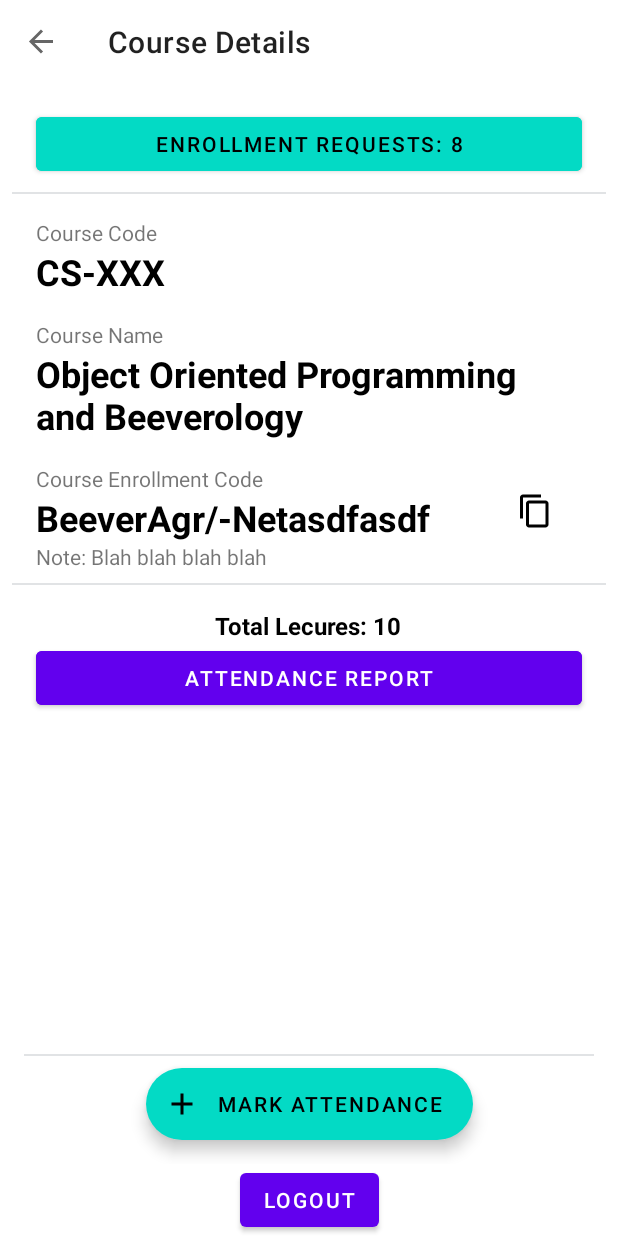
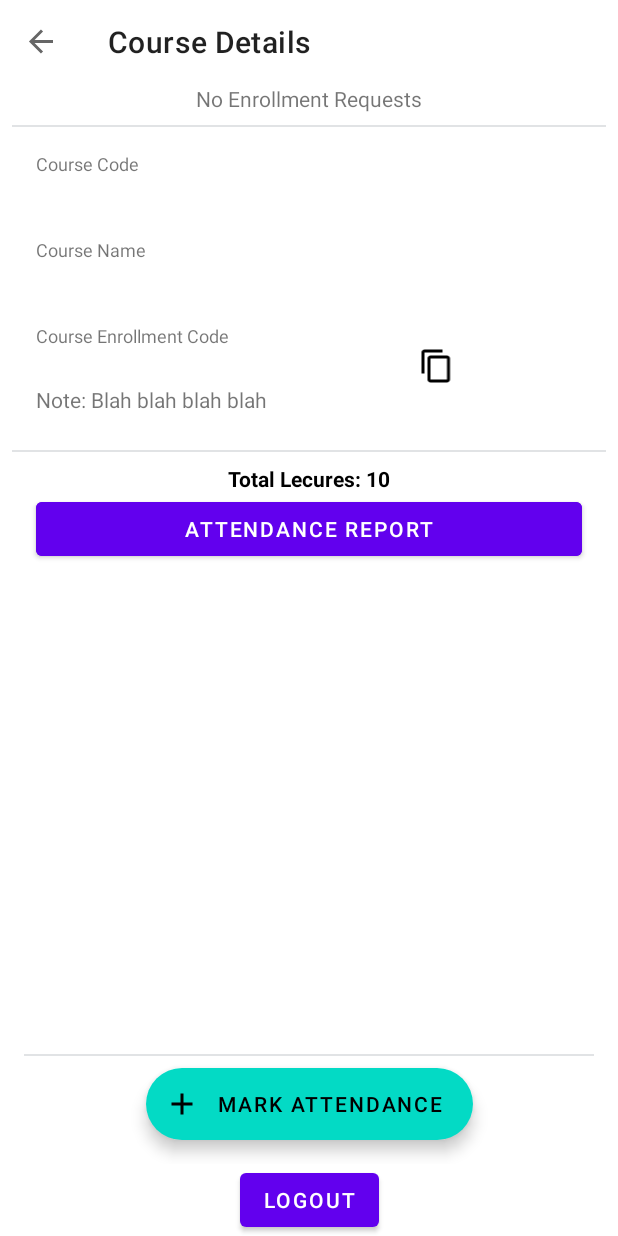
Before and after one commit to Abizer-R/Teach_Jr, an Android app: the ProfCourseDetailsFragment screen opened through its navigation route, on a phone screen of 412 x 824 dp. Run offline under Robolectric (Android 15) with nearby library versions, the phone set to English and light mode, and no system bars; our stand-ins replace Dagger/Hilt's generated code, Firebase (no records; nobody signed in at launch, a user with empty details on screens opened directly), navigation-ui; 1 statement that could not run was skipped.

Commit message:
Prof: Course Detail fragment implemented

```diff
--- a/app/build.gradle
+++ b/app/build.gradle
@@ -5,6 +5,10 @@ plugins {
     id 'kotlin-kapt'
     id("com.google.dagger.hilt.android")
     id 'com.google.gms.google-services'
+
+    // parcelize
+    id("kotlin-parcelize")
+
 }
 
 android {
--- a/app/src/main/java/com/example/teachjr/data/model/CourseDocument.kt
+++ b/app/src/main/java/com/example/teachjr/data/model/CourseDocument.kt
@@ -1,6 +1,10 @@
 package com.example.teachjr.data.model
 
+import com.google.firebase.database.Exclude
+
 data class CourseDocument constructor(
+    @Exclude
+    var courseId: String? = null,
     val courseCode: String? = "",
     val courseName: String? = "",
     val profId: String? = "",
--- a/app/src/main/java/com/example/teachjr/ui/adapters/CourseListAdapter.kt
+++ b/app/src/main/java/com/example/teachjr/ui/adapters/CourseListAdapter.kt
@@ -8,7 +8,9 @@ import androidx.recyclerview.widget.RecyclerView
 import com.example.teachjr.R
 import com.example.teachjr.data.model.RvCourseListItem
 
-class CourseListAdapter(): RecyclerView.Adapter<CourseListAdapter.CourseViewHolder>() {
+class CourseListAdapter(
+    private val onItemClicked: (RvCourseListItem) -> Unit
+): RecyclerView.Adapter<CourseListAdapter.CourseViewHolder>() {
 
     private var courses: List<RvCourseListItem> = ArrayList()
 
@@ -22,6 +24,9 @@ class CourseListAdapter(): RecyclerView.Adapter<CourseListAdapter.CourseViewHold
         holder.apply {
             tvCourseCode.text = courses[position].courseCode
             tvCourseName.text = courses[position].courseName
+            holder.itemView.setOnClickListener {
+                onItemClicked.invoke(courses[position])
+            }
         }
     }
 
@@ -37,5 +42,6 @@ class CourseListAdapter(): RecyclerView.Adapter<CourseListAdapter.CourseViewHold
     class CourseViewHolder(itemView: View) : RecyclerView.ViewHolder(itemView) {
         var tvCourseCode = itemView.findViewById<TextView>(R.id.tvCourseCode)
         var tvCourseName = itemView.findViewById<TextView>(R.id.tvCourseName)
+
     }
 }
--- a/app/src/main/java/com/example/teachjr/ui/professor/profFragments/ProfCourseDetailsFragment.kt
+++ b/app/src/main/java/com/example/teachjr/ui/professor/profFragments/ProfCourseDetailsFragment.kt
@@ -1,16 +1,41 @@
 package com.example.teachjr.ui.professor.profFragments
 
+import android.R.attr.label
+import android.content.ClipData
+import android.content.ClipboardManager
+import android.content.Context.CLIPBOARD_SERVICE
 import android.os.Bundle
-import androidx.fragment.app.Fragment
+import android.util.Log
 import android.view.LayoutInflater
 import android.view.View
 import android.view.ViewGroup
+import android.widget.Toast
+import androidx.core.content.ContextCompat.getSystemService
+import androidx.core.content.getSystemService
+import androidx.fragment.app.Fragment
+import androidx.fragment.app.activityViewModels
+import androidx.navigation.fragment.findNavController
 import com.example.teachjr.R
+import com.example.teachjr.data.model.LecturesDocument
 import com.example.teachjr.databinding.FragmentProfCourseDetailsBinding
+import com.example.teachjr.ui.viewmodels.ProfViewModel
+import com.example.teachjr.utils.FirebasePaths
+import com.example.teachjr.utils.Response
+import dagger.hilt.android.AndroidEntryPoint
 
+
+@AndroidEntryPoint
 class ProfCourseDetailsFragment : Fragment() {
 
+    private val TAG = ProfCourseCreateFragment::class.java.simpleName
     private lateinit var binding: FragmentProfCourseDetailsBinding
+    private val profViewModel by activityViewModels<ProfViewModel>()
+
+    private var courseId: String? = null
+    private var courseCode: String? = null
+    private var courseName: String? = null
+
+    private var lecDoc: LecturesDocument? = null
 
     override fun onCreateView(
         inflater: LayoutInflater, container: ViewGroup?,
@@ -20,4 +45,47 @@ class ProfCourseDetailsFragment : Fragment() {
         return binding.root
     }
 
+    override fun onViewCreated(view: View, savedInstanceState: Bundle?) {
+        super.onViewCreated(view, savedInstanceState)
+
+        initialSetup()
+        profViewModel.getLectureDoc(courseId!!)
+    }
+
+    private fun initialSetup() {
+        courseCode = arguments?.getString(FirebasePaths.COURSE_CODE)
+        binding.tvCourseCode.text = courseCode
+
+        courseName = arguments?.getString(FirebasePaths.COURSE_NAME)
+        binding.tvCourseName.text = courseName
+
+        courseId = arguments?.getString(FirebasePaths.COURSE_ID)
+        binding.tvCourseLink.text = courseId
+
+        binding.layoutCourseLink.setOnClickListener {
+            val clipboardManager = context?.getSystemService(CLIPBOARD_SERVICE) as ClipboardManager
+            clipboardManager.setPrimaryClip(ClipData.newPlainText("CourseId", courseId))
+            Toast.makeText(context, "Copied to clipboard", Toast.LENGTH_SHORT).show()
+        }
+
+        binding.btnAtdReport.setOnClickListener {
+            findNavController().navigate(R.id.action_profCourseDetailsFragment_to_profAtdReportFragment)
+        }
+
+        profViewModel.lectureDoc.observe(viewLifecycleOwner) {
+            when(it) {
+                is Response.Loading -> binding.progressBar.visibility = View.VISIBLE
+                is Response.Error -> {
+                    Toast.makeText(context, "Error: ${it.errorMessage}", Toast.LENGTH_SHORT).show()
+                    Log.i(TAG, "initialSetup: ERROR: ${it.errorMessage}")
+                }
+                is Response.Success -> {
+                    binding.progressBar.visibility = View.GONE
+                    lecDoc = it.data
+                    binding.tvLecCount.text = "Total Lecture: " + lecDoc?.lecCount.toString()
+                }
+            }
+        }
+    }
+
 }
--- a/app/src/main/res/layout/fragment_prof_std_list.xml
+++ b/app/src/main/res/layout/fragment_prof_atd_report.xml
@@ -3,12 +3,12 @@
     xmlns:tools="http://schemas.android.com/tools"
     android:layout_width="match_parent"
     android:layout_height="match_parent"
-    tools:context=".ui.professor.profFragments.ProfStdListFragment">
+    tools:context=".ui.professor.profFragments.ProfAtdReportFragment">
 
     <!-- TODO: Update blank fragment layout -->
     <TextView
         android:layout_width="match_parent"
         android:layout_height="match_parent"
-        android:text="Professor Activity: Student List" />
+        android:text="Professor Activity: Attendance Report" />
 
 </FrameLayout>
--- a/app/src/main/res/layout/fragment_prof_course_details.xml
+++ b/app/src/main/res/layout/fragment_prof_course_details.xml
@@ -15,9 +15,18 @@
         app:layout_constraintStart_toStartOf="parent"
         app:layout_constraintTop_toTopOf="parent">
 
+        <TextView
+            android:id="@+id/tvNoRequests"
+            android:layout_width="wrap_content"
+            android:layout_height="wrap_content"
+            android:text="No Enrollment Requests"
+            android:layout_gravity="center_horizontal"/>
+
         <Button
+            android:id="@+id/btnRequests"
             android:layout_width="match_parent"
             android:layout_height="wrap_content"
+            android:visibility="gone"
             android:layout_marginStart="24dp"
             android:layout_marginTop="16dp"
             android:layout_marginEnd="24dp"
@@ -39,6 +48,7 @@
             android:id="@+id/tvCourseCodeLabel"
             android:layout_width="match_parent"
             android:layout_height="wrap_content"
+            android:textSize="12dp"
             android:layout_marginStart="24dp"
             android:layout_marginEnd="24dp"
             android:text="Course Code" />
@@ -51,13 +61,13 @@
             android:layout_marginEnd="24dp"
             android:text="CS-XXX"
             android:textColor="@color/black"
-            android:textSize="24sp"
-            android:textStyle="bold" />
+            android:textSize="18sp"/>
 
         <TextView
             android:id="@+id/tvCourseNameLabel"
             android:layout_width="match_parent"
             android:layout_height="wrap_content"
+            android:textSize="12dp"
             android:layout_marginStart="24dp"
             android:layout_marginTop="16dp"
             android:layout_marginEnd="24dp"
@@ -71,13 +81,13 @@
             android:layout_marginEnd="24dp"
             android:text="Object Oriented Programming and Beeverology"
             android:textColor="@color/black"
-            android:textSize="24sp"
-            android:textStyle="bold" />
+            android:textSize="18sp"/>
 
         <TextView
             android:id="@+id/tvCourseLinkLabel"
             android:layout_width="wrap_content"
             android:layout_height="wrap_content"
+            android:textSize="12dp"
             android:layout_marginStart="24dp"
             android:layout_marginTop="16dp"
             android:layout_marginEnd="24dp"
@@ -102,8 +112,7 @@
                 android:layout_weight="1"
                 android:text="BeeverAgr/-Netasdfasdf"
                 android:textColor="@color/black"
-                android:textSize="24sp"
-                android:textStyle="bold" />
+                android:textSize="18sp"/>
 
             <ImageView
                 android:id="@+id/btnCourseLink"
@@ -133,9 +142,8 @@
             android:layout_width="match_parent"
             android:layout_height="1dp"
             android:layout_marginStart="8dp"
-            android:layout_marginTop="8dp"
+            android:layout_marginTop="24dp"
             android:layout_marginEnd="8dp"
-            android:layout_marginBottom="16dp"
             android:background="#51A2A8AD" />
 
         <TextView
@@ -143,15 +151,15 @@
             android:layout_width="wrap_content"
             android:layout_height="wrap_content"
             android:layout_gravity="center_horizontal"
+            android:layout_marginTop="8dp"
             android:layout_marginStart="24dp"
             android:layout_marginEnd="24dp"
             android:text="Total Lecures: 10"
             android:textColor="@color/black"
-            android:textSize="16sp"
             android:textStyle="bold" />
 
         <Button
-            android:id="@+id/btnLecDetails"
+            android:id="@+id/btnAtdReport"
             android:layout_width="match_parent"
             android:layout_height="wrap_content"
             android:layout_marginStart="24dp"
@@ -165,13 +173,13 @@
         android:layout_width="match_parent"
         android:layout_height="1dp"
         android:layout_gravity="bottom"
+        android:layout_marginStart="16dp"
+        android:layout_marginEnd="16dp"
+        android:layout_marginBottom="8dp"
         android:background="#51A2A8AD"
         app:layout_constraintBottom_toTopOf="@+id/extendedFloatingActionButton"
         app:layout_constraintEnd_toEndOf="parent"
-        app:layout_constraintStart_toStartOf="parent"
-        android:layout_marginBottom="8dp"
-        android:layout_marginStart="16dp"
-        android:layout_marginEnd="16dp"/>
+        app:layout_constraintStart_toStartOf="parent" />
 
     <com.google.android.material.floatingactionbutton.ExtendedFloatingActionButton
         android:id="@+id/extendedFloatingActionButton"
@@ -185,5 +193,15 @@
         app:layout_constraintStart_toStartOf="parent"
         android:layout_marginBottom="16dp"/>
 
+    <ProgressBar
+        android:id="@+id/progressBar"
+        android:layout_width="wrap_content"
+        android:layout_height="wrap_content"
+        android:visibility="gone"
+        app:layout_constraintBottom_toTopOf="@+id/view3"
+        app:layout_constraintEnd_toEndOf="parent"
+        app:layout_constraintStart_toStartOf="parent"
+        android:layout_marginBottom="16dp"/>
+
 
 </androidx.constraintlayout.widget.ConstraintLayout>
--- a/app/src/main/res/navigation/nav_graph_prof.xml
+++ b/app/src/main/res/navigation/nav_graph_prof.xml
@@ -21,7 +21,13 @@
         android:id="@+id/profCourseCreateFragment"
         android:name="com.example.teachjr.ui.professor.profFragments.ProfCourseCreateFragment"
         android:label="Create Course"
-        tools:layout="@layout/fragment_prof_course_create" />
+        tools:layout="@layout/fragment_prof_course_create" >
+        <action
+            android:id="@+id/action_profCourseCreateFragment_to_profCourseDetailsFragment"
+            app:destination="@id/profCourseDetailsFragment"
+            app:popUpTo="@id/profCourseCreateFragment"
+            app:popUpToInclusive="true" />
+    </fragment>
     <fragment
         android:id="@+id/profCourseDetailsFragment"
         android:name="com.example.teachjr.ui.professor.profFragments.ProfCourseDetailsFragment"
@@ -31,8 +37,8 @@
             android:id="@+id/action_profCourseDetailsFragment_to_profMarkAtdFragment"
             app:destination="@id/profMarkAtdFragment" />
         <action
-            android:id="@+id/action_profCourseDetailsFragment_to_profStdListFragment"
-            app:destination="@id/profStdListFragment" />
+            android:id="@+id/action_profCourseDetailsFragment_to_profAtdReportFragment"
+            app:destination="@id/profAtdReportFragment" />
     </fragment>
     <fragment
         android:id="@+id/profMarkAtdFragment"
@@ -40,8 +46,8 @@
         android:label="Mark Attendance"
         tools:layout="@layout/fragment_prof_mark_atd" />
     <fragment
-        android:id="@+id/profStdListFragment"
-        android:name="com.example.teachjr.ui.professor.profFragments.ProfStdListFragment"
-        android:label="Students List"
-        tools:layout="@layout/fragment_prof_std_list" />
+        android:id="@+id/profAtdReportFragment"
+        android:name="com.example.teachjr.ui.professor.profFragments.ProfAtdReportFragment"
+        android:label="fragment_prof_atd_report"
+        tools:layout="@layout/fragment_prof_atd_report" />
 </navigation>
```
Also changed, not shown: app/src/main/java/com/example/teachjr/data/model/RvCourseListItem.kt (+6 -1 lines), app/src/main/java/com/example/teachjr/data/source/repository/ProfRepository.kt (+36 -1 lines), app/src/main/java/com/example/teachjr/ui/professor/profFragments/ProfAtdReportFragment.kt (renamed from app/src/main/java/com/example/teachjr/ui/professor/profFragments/ProfStdListFragment.kt, +4 -4 lines), app/src/main/java/com/example/teachjr/ui/professor/profFragments/ProfCourseCreateFragment.kt (+15 -2 lines), app/src/main/java/com/example/teachjr/ui/professor/profFragments/ProfHomeFragment.kt (+16 -1 lines), app/src/main/java/com/example/teachjr/ui/viewmodels/ProfViewModel.kt (+27 -1 lines), app/src/main/java/com/example/teachjr/utils/FirebaseUtils.kt (+8 -1 lines).
